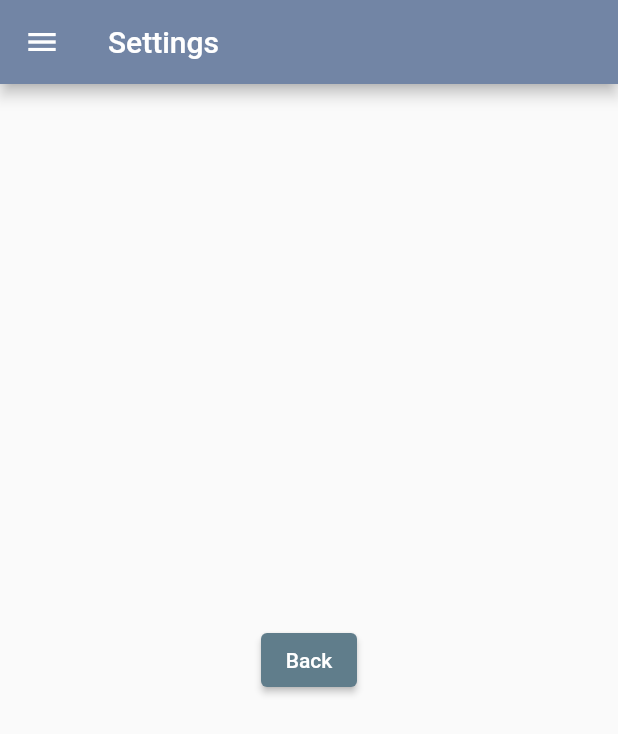
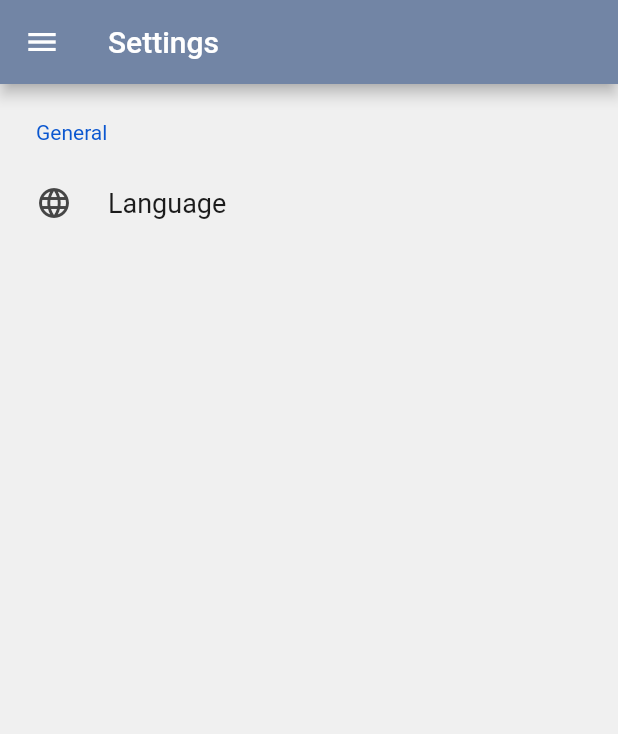
Before and after one commit to STAung07/AroundNUS, a Flutter app: the Settings screen opened directly, on a phone screen of 412 x 824 dp. Shown: the top 734 px of the screen. Run offline on Flutter 3.47's test engine with Material 2 defaults, Android fonts, the phone set to English and light mode, and no system bars; drawn by our look-alikes of settings_ui; our stand-ins replace dio, geocoding, geolocator, google_maps_flutter, rxdart; missing offline and left inert: flutter_polyline_points; network calls fail.

Commit message:
Bug fixed + Settings Page Template

```diff
--- a/around_nus/lib/app_screens/bustimings.dart
+++ b/around_nus/lib/app_screens/bustimings.dart
@@ -7,7 +7,7 @@ import '../common_widgets/drawer.dart';
 import '../models/busroutesinfo_model.dart';
 import '../models/pickuppointinfo_model.dart';
 import '../bustimings_widgets/services_expansionlist.dart';
-import '../services/server_request_service.dart';
+import '../services/nusnextbus_service.dart';
 
 class BusTimings extends StatefulWidget {
   @override
@@ -22,7 +22,7 @@ class _BusTimingsState extends State<BusTimings> {
   // List<BusStop> _nusBusStops = <BusStop>[];
   final busService = NusNextBus();
   List<RouteDescription> _nusBusRoutes = <RouteDescription>[];
-  List<PickUpPointInfo> _currPickUpPoints = <PickUpPointInfo>[];
+  //List<PickUpPointInfo> _currPickUpPoints = <PickUpPointInfo>[];
   late StreamSubscription busStopSubscription;
   var _textController = TextEditingController();
 
@@ -59,6 +59,7 @@ class _BusTimingsState extends State<BusTimings> {
         Provider.of<ApplicationBloc>(context, listen: false);
     busStopSubscription =
         applicationBloc.selectedLocation.stream.listen((place) {});
+    applicationBloc.searchBusStops("");
     // _updateListofBusStop();
     _updateListofBusRoutes();
     //_updatePickUpPointsInfo("A2");
@@ -98,6 +99,7 @@ class _BusTimingsState extends State<BusTimings> {
                       onPressed: () {
                         setState(() {
                           _textController.clear();
+                          applicationBloc.searchBusStops("");
                         });
                       }),
                   prefixIcon: Icon(Icons.search)),
--- a/around_nus/lib/app_screens/settings.dart
+++ b/around_nus/lib/app_screens/settings.dart
@@ -1,7 +1,15 @@
 import 'package:flutter/material.dart';
+import 'package:settings_ui/settings_ui.dart';
 import '../common_widgets/drawer.dart';
 
-class Settings extends StatelessWidget {
+class Settings extends StatefulWidget {
+  const Settings({Key? key}) : super(key: key);
+
+  @override
+  _SettingsState createState() => _SettingsState();
+}
+
+class _SettingsState extends State<Settings> {
   @override
   Widget build(BuildContext context) {
     return Scaffold(
@@ -11,7 +19,21 @@ class Settings extends StatelessWidget {
       ),
       drawer: MenuDrawer(),
       drawerEnableOpenDragGesture: true,
-      body: Center(
+      body: SettingsList(
+        sections: [
+          SettingsSection(
+            title: 'General',
+            tiles: [
+              SettingsTile(
+                title: 'Language',
+                leading: Icon(Icons.language),
+              ),
+            ],
+          ),
+        ],
+      ),
+      /*
+      Center(
         child: ElevatedButton(
           onPressed: () {
             Navigator.pop(context);
@@ -19,6 +41,7 @@ class Settings extends StatelessWidget {
           child: Text("Back"),
         ),
       ),
+      */
     );
   }
 }
--- a/around_nus/lib/blocs/application_bloc.dart
+++ b/around_nus/lib/blocs/application_bloc.dart
@@ -7,7 +7,7 @@ import 'package:around_nus/services/geolocator_service.dart';
 import 'package:around_nus/services/places_service.dart';
 import 'package:flutter/cupertino.dart';
 import 'package:geolocator/geolocator.dart';
-import 'package:around_nus/services/server_request_service.dart';
+import 'package:around_nus/services/nusnextbus_service.dart';
 
 class ApplicationBloc with ChangeNotifier {
   final geoLocatorService = GeolocatorService();
--- a/around_nus/lib/bustimings_widgets/services_expansionlist.dart
+++ b/around_nus/lib/bustimings_widgets/services_expansionlist.dart
@@ -1,6 +1,6 @@
 import 'package:flutter/material.dart';
 import '../models/busserviceinfo_model.dart';
-import '../services/server_request_service.dart';
+import '../services/nusnextbus_service.dart';
 
 class BusServicesAtStop extends StatefulWidget {
   final String busStopName;
--- a/around_nus/pubspec.yaml
+++ b/around_nus/pubspec.yaml
@@ -41,6 +41,7 @@ dependencies:
   # requests: ^3.3.0
   rxdart: ^0.27.1
   dio: ^4.0.0
+  settings_ui: ^1.0.0
 
 
 
```
Also changed, not shown: around_nus/lib/services/nusnextbus_service.dart (renamed from around_nus/lib/services/server_request_service.dart), around_nus/pubspec.lock.
